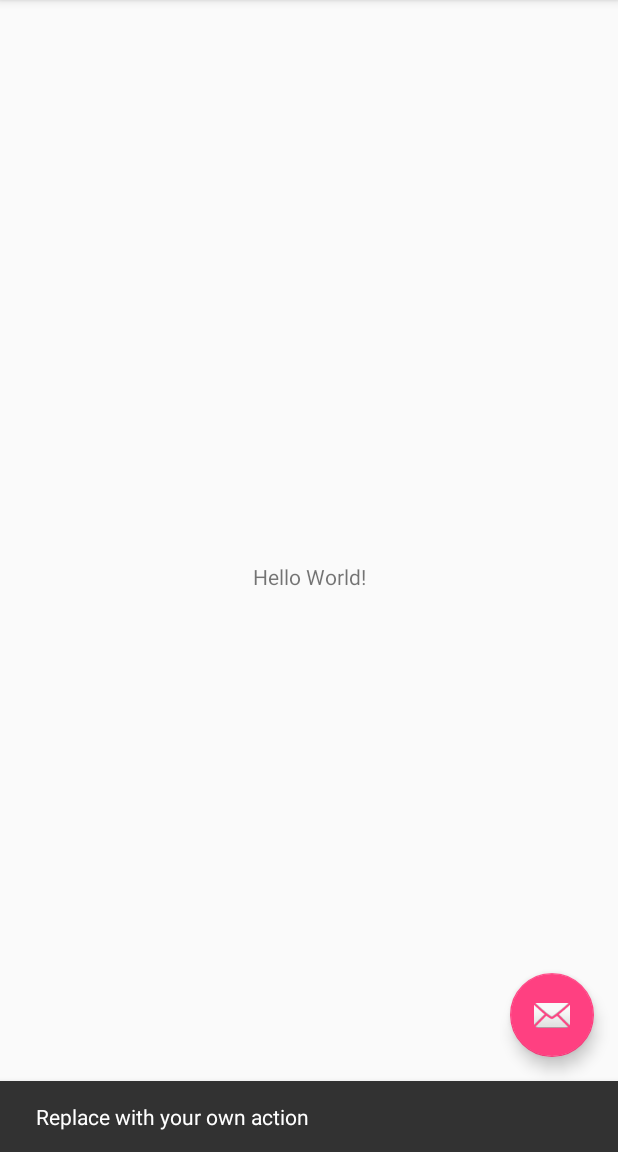
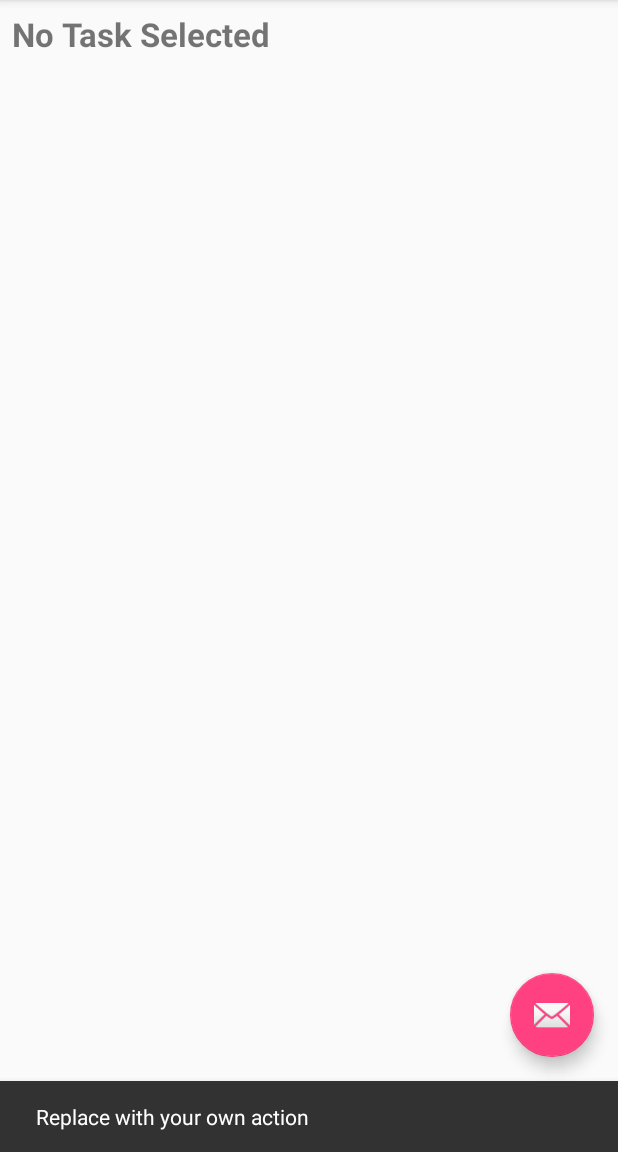
Before and after one commit to ponterip1/TaskTimer, an Android app: the screen it shows after launch (MainActivity), after a tap on an icon or button, on a phone screen of 412 x 824 dp, the part 84-1236 px from its top. Run offline under Robolectric (Android 15) with nearby library versions, the phone set to English and light mode, and no system bars.

Commit message:
updated user interface layouts and SDK version

```diff
--- a/app/src/main/res/layout/fragment_main.xml
+++ b/app/src/main/res/layout/fragment_main.xml
@@ -8,12 +8,31 @@
     tools:showIn="@layout/activity_main">
 
     <TextView
-        android:layout_width="wrap_content"
+        android:id="@+id/current_task"
+        android:layout_width="0dp"
         android:layout_height="wrap_content"
-        android:text="Hello World!"
-        app:layout_constraintBottom_toBottomOf="parent"
-        app:layout_constraintLeft_toLeftOf="parent"
-        app:layout_constraintRight_toRightOf="parent"
+        android:layout_marginEnd="8dp"
+        android:layout_marginStart="8dp"
+        android:layout_marginTop="8dp"
+        android:text="@string/no_task_message"
+        android:textColor="?android:attr/textColorTertiary"
+        android:textSize="22sp"
+        android:textStyle="bold"
+        app:layout_constraintEnd_toEndOf="parent"
+        app:layout_constraintStart_toStartOf="parent"
         app:layout_constraintTop_toTopOf="parent" />
 
+    <android.support.v7.widget.RecyclerView
+        android:id="@+id/task_list"
+        android:layout_width="0dp"
+        android:layout_height="0dp"
+        android:layout_marginBottom="8dp"
+        android:layout_marginEnd="8dp"
+        android:layout_marginStart="8dp"
+        android:layout_marginTop="8dp"
+        app:layout_constraintBottom_toBottomOf="parent"
+        app:layout_constraintEnd_toEndOf="parent"
+        app:layout_constraintStart_toStartOf="parent"
+        app:layout_constraintTop_toBottomOf="@+id/current_task" />
+
 </android.support.constraint.ConstraintLayout>
```
Also changed, not shown: app/build.gradle (+4 -4 lines), app/src/main/res/layout/add_edit.xml (added, +43 -0 lines), app/src/main/res/layout/task_list_items.xml (added, +60 -0 lines), app/src/main/res/values/strings.xml (+7 -0 lines).
